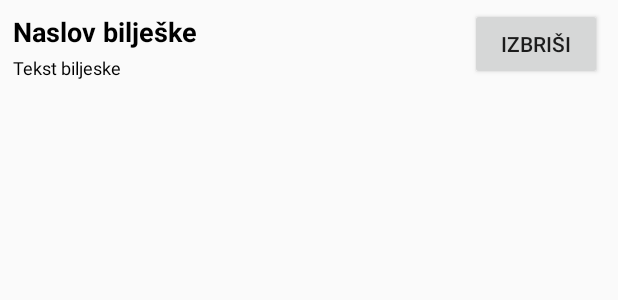
After one commit to unipu-ict/mobilni-notes, an Android app: the layout list_row.xml on its own in the app's theme, with its tools: preview values and no code run, on a phone screen of 412 x 824 dp. The commit adds this screen. Shown: the top 300 px of the screen. Run offline under Robolectric (Android 15) with nearby library versions, the phone set to English and light mode, and no system bars.

Commit message:
Custom lista sa delete buttonom + debugging

```diff
--- a/app/src/main/res/layout/activity_uredjivanje.xml
+++ b/app/src/main/res/layout/activity_uredjivanje.xml
@@ -12,14 +12,14 @@
     <EditText
         android:layout_width="match_parent"
         android:layout_height="wrap_content"
-        android:hint="Naslov bilješke"
+        android:hint="@string/naslov_biljeske"
         android:id="@+id/naslov_biljeske"
         android:layout_marginBottom="20dp"
         />
     <EditText
         android:layout_width="match_parent"
         android:layout_below="@+id/naslov_biljeske"
-        android:hint="Tekst biljeske ide ovdje"
+        android:hint="@string/tekst_biljeske"
         android:layout_height="wrap_content"
         android:minLines="8"
         android:scrollbars="vertical"
@@ -31,7 +31,7 @@
     <Button
         android:layout_alignParentBottom="true"
         android:layout_width="match_parent"
-        android:text="Spremi"
+        android:text="@string/btn_spremi"
         android:textSize="20sp"
         android:onClick="spremi_izmjene"
         android:layout_height="wrap_content" />
--- /dev/null
+++ b/app/src/main/res/layout/list_row.xml
@@ -0,0 +1,41 @@
+<?xml version="1.0" encoding="utf-8"?>
+<RelativeLayout xmlns:android="http://schemas.android.com/apk/res/android"
+    xmlns:tools="http://schemas.android.com/tools"
+    android:layout_width="fill_parent"
+    android:layout_height="wrap_content"
+    android:descendantFocusability="blocksDescendants"
+    android:padding="5dip">
+
+    <TextView
+        android:id="@+id/list_biljeska_naslov"
+        android:layout_width="wrap_content"
+        android:layout_height="wrap_content"
+        android:layout_alignParentStart="true"
+        android:padding="3dip"
+        android:text="@string/naslov_biljeske"
+        android:textColor="@android:color/primary_text_light"
+        android:textSize="18sp"
+        android:textStyle="bold" />
+
+    <TextView
+        android:id="@+id/list_biljeska_tekst"
+        android:layout_width="wrap_content"
+        android:layout_height="wrap_content"
+        android:layout_below="@id/list_biljeska_naslov"
+        android:paddingEnd="1dp"
+        android:paddingStart="3dp"
+        android:text="@string/tekst_biljeske"
+        android:textColor="@android:color/primary_text_light_nodisable"
+        android:textSize="12sp" />
+
+    <Button
+        android:id="@+id/list_biljeska_delete_btn"
+        android:layout_width="wrap_content"
+        android:layout_height="wrap_content"
+        android:layout_alignParentEnd="true"
+        android:layout_centerVertical="true"
+        android:layout_marginEnd="5dp"
+        android:text="@string/btn_izbrisi"
+        tools:ignore="RelativeOverlap" />
+
+</RelativeLayout>
--- a/app/src/main/res/menu/menu_main.xml
+++ b/app/src/main/res/menu/menu_main.xml
@@ -6,6 +6,6 @@
         android:id="@+id/action_settings"
         android:orderInCategory="100"
         android:icon="@android:drawable/ic_delete"
-        android:title="@string/brisi_sve"
+        android:title="@string/menu_brisi_sve"
         app:showAsAction="withText" />
 </menu>
--- a/app/src/main/res/values/strings.xml
+++ b/app/src/main/res/values/strings.xml
@@ -1,6 +1,11 @@
 <resources>
     <string name="app_name">Bilješke</string>
+    <string name="list_title">Bilješke:</string>
     <string name="action_settings">Settings</string>
-    <string name="brisi_sve">Briši sve bilješke</string>
-    <string name="list_title">Bilješke:</string>
+    <string name="menu_brisi_sve">Briši sve bilješke</string>
+    <string name="btn_izbrisi">Izbriši</string>
+    <string name="btn_spremi">Spremi</string>
+    <string name="tekst_biljeske">Tekst biljeske</string>
+    <string name="naslov_biljeske">Naslov bilješke</string>
+    <string name="nema_biljeski">NEMA BILJEŠKI</string>
 </resources>
```
Also changed, not shown: app/src/main/java/hr/unipu/mobilne/notes/Baza.java (+6 -5 lines), app/src/main/java/hr/unipu/mobilne/notes/DeleteBiljeskaAdapterCallback.java (added, +9 -0 lines), app/src/main/java/hr/unipu/mobilne/notes/ListRowAdapter.java (added, +77 -0 lines), app/src/main/java/hr/unipu/mobilne/notes/MainActivity.java (+22 -8 lines), app/src/main/res/layout/content_main.xml (+12 -13 lines).
